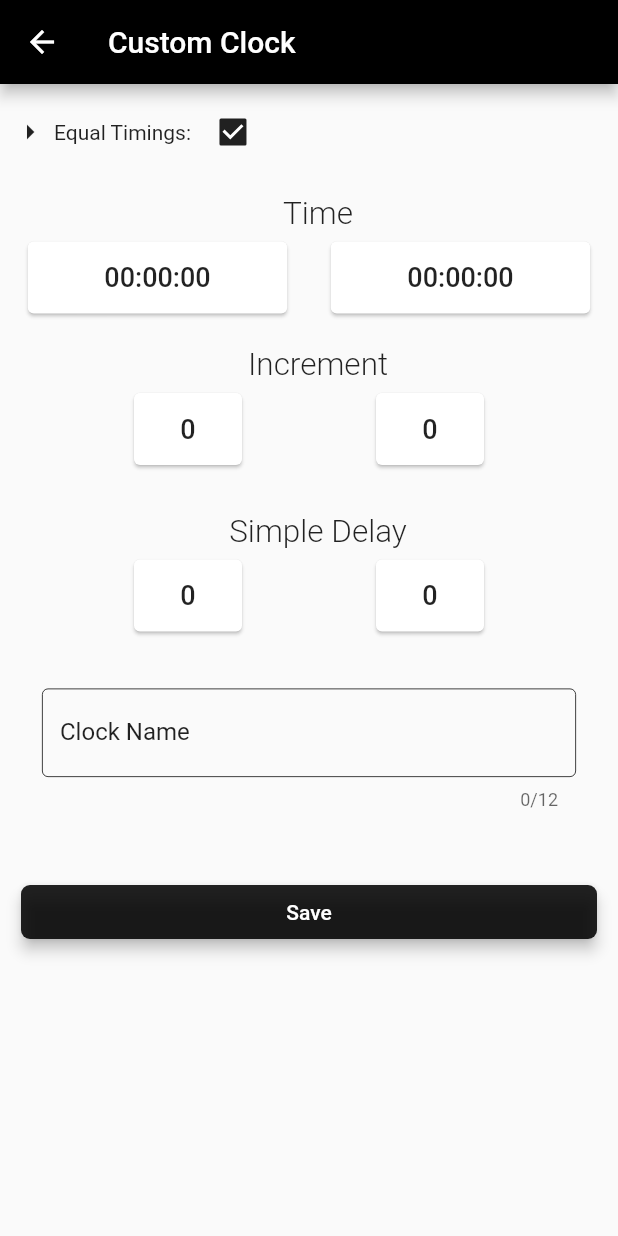
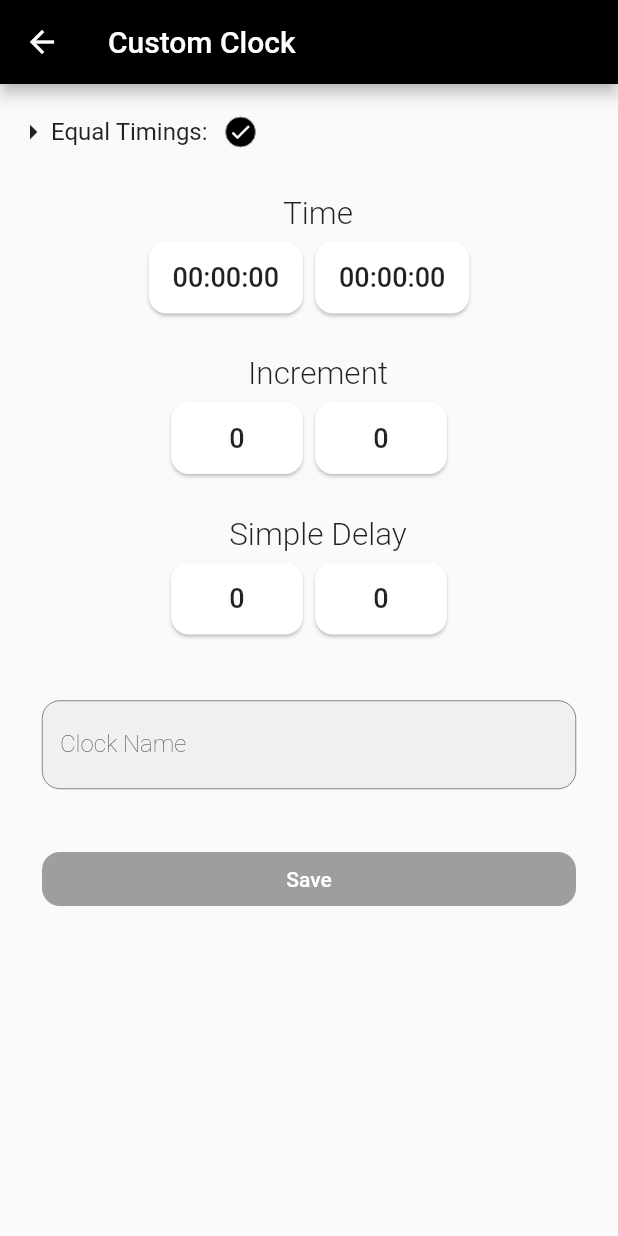
Before and after one commit to Hadii1/Chess-clock, a Flutter app: the screen it shows after launch, tab 2 chosen, after a tap on the "add" icon, on a phone screen of 412 x 824 dp. Run offline on Flutter 3.47's test engine with Material 2 defaults, Android fonts, the phone set to English and light mode, and no system bars; our stand-ins replace audioplayers, hive, numberpicker; missing offline and left inert: launch_review; accounts and stored records are empty; generated files the repository leaves out were written again.

Commit message:
ui tweeks

```diff
--- a/lib/main.dart
+++ b/lib/main.dart
@@ -23,27 +23,30 @@ class _MyAppState extends State<MyApp> {
 
   @override
   Widget build(BuildContext context) {
-    SystemChrome.setPreferredOrientations(
-        [DeviceOrientation.portraitUp, DeviceOrientation.portraitDown]);
+    SystemChrome.setPreferredOrientations([
+      DeviceOrientation.portraitUp,
+      DeviceOrientation.portraitDown,
+    ]);
     return MaterialApp(
       theme: ThemeData(
         accentColor: Colors.orange,
-        splashColor: Colors.orange.withOpacity(0.2),
+        splashColor: Colors.orange,
       ),
-      title: 'Hadi Chess Clock',
-      home: DbInitialization(),
+      title: 'Cheska',
+      home: InitScreen(),
     );
   }
 }
 
-class DbInitialization extends StatefulWidget {
-  DbInitialization({Key key}) : super(key: key);
+//Init the local storage
+class InitScreen extends StatefulWidget {
+  InitScreen({Key key}) : super(key: key);
 
   @override
-  _DbInitializationState createState() => _DbInitializationState();
+  _InitScreenState createState() => _InitScreenState();
 }
 
-class _DbInitializationState extends State<DbInitialization> {
+class _InitScreenState extends State<InitScreen> {
   @override
   void initState() {
     _initHive();
--- a/lib/screens/credits.dart
+++ b/lib/screens/credits.dart
@@ -21,7 +21,7 @@ class CreditScreen extends StatelessWidget {
               text: TextSpan(
                 style: TextStyle(
                   color: Colors.black,
-                  fontSize: 19,
+                  fontSize: 17,
                   fontWeight: FontWeight.w300,
                 ),
                 children: [
@@ -47,12 +47,12 @@ class CreditScreen extends StatelessWidget {
             ),
           ),
           Container(
-            padding: EdgeInsets.fromLTRB(8, 36, 0, 48),
+            padding: EdgeInsets.fromLTRB(8, 36, 0, 0),
             child: RichText(
               text: TextSpan(
                 style: TextStyle(
                   color: Colors.black,
-                  fontSize: 19,
+                  fontSize: 17,
                   fontWeight: FontWeight.w300,
                 ),
                 children: [
@@ -76,6 +76,37 @@ class CreditScreen extends StatelessWidget {
               ),
             ),
           ),
+          Container(
+            padding: EdgeInsets.fromLTRB(8, 36, 0, 48),
+            child: RichText(
+              text: TextSpan(
+                style: TextStyle(
+                  color: Colors.black,
+                  fontSize: 17,
+                  fontWeight: FontWeight.w300,
+                ),
+                children: [
+                  TextSpan(
+                    text: '• Developer contact:\n',
+                    style: TextStyle(
+                      fontWeight: FontWeight.w300,
+                    ),
+                  ),
+                  TextSpan(
+                    text: '  vkras4858@gmail.com',
+                    style: TextStyle(
+                      fontWeight: FontWeight.w300,
+                      color: Colors.blue,
+                    ),
+                    recognizer: TapGestureRecognizer()
+                      ..onTap = () {
+                        launch('mailto:vkras4858@gmail.com');
+                      },
+                  )
+                ],
+              ),
+            ),
+          ),
         ],
       ),
     );
--- a/lib/screens/custom_screen.dart
+++ b/lib/screens/custom_screen.dart
@@ -154,7 +154,7 @@ class _CustomTimingSqaureState extends State<CustomTimingSqaure> {
             });
           },
           child: AnimatedContainer(
-              duration: Duration(milliseconds: 250),
+              duration: Duration(milliseconds: 200),
               decoration: BoxDecoration(
                 borderRadius: BorderRadius.circular(8),
                 color: _isDialogShown
@@ -168,11 +168,16 @@ class _CustomTimingSqaureState extends State<CustomTimingSqaure> {
                     spreadRadius: 5,
                     blurRadius: 20,
                   )
-                  ]),
+                ],
+              ),
               child: Center(
                 child: Text(
                   '${widget.timing.clockName}',
-                  style: TextStyle(fontSize: 18),
+                  style: TextStyle(
+                    fontSize: 18,
+                    fontWeight: FontWeight.w300,
+                    color: Colors.black87,
+                  ),
                 ),
               )),
         ),
--- a/lib/screens/custom_timing_screen.dart
+++ b/lib/screens/custom_timing_screen.dart
@@ -21,11 +21,11 @@ class CustomTimingScreen extends StatelessWidget {
             children: <Widget>[
               TimeCard(),
               Padding(
-                padding: EdgeInsets.symmetric(vertical: 10),
+                padding: EdgeInsets.symmetric(vertical: 16),
                 child: IncCard(),
               ),
               Padding(
-                padding: EdgeInsets.symmetric(vertical: 10),
+                padding: EdgeInsets.only(bottom: 16),
                 child: DelayCard(),
               ),
               Container(
@@ -33,49 +33,69 @@ class CustomTimingScreen extends StatelessWidget {
                 child: TextField(
                   maxLength: 12,
                   decoration: InputDecoration(
-                    labelStyle: TextStyle(color: Colors.black87),
+                    labelStyle: TextStyle(
+                      color: Colors.black87,
+                      fontWeight: FontWeight.w200,
+                    ),
+                    counter: SizedBox.shrink(),
                     labelText: 'Clock Name',
+                    filled: true,
                     enabledBorder: OutlineInputBorder(
-                      borderSide: BorderSide(width: 0.5),
+                      borderSide: BorderSide(
+                        width: 0.3,
+                      ),
+                      borderRadius: BorderRadius.circular(12),
                     ),
                     focusedBorder: OutlineInputBorder(
                       borderSide: BorderSide(
-                        width: 0.5,
+                        width: 0.3,
                         color: Theme.of(context).accentColor,
                       ),
+                      borderRadius: BorderRadius.circular(12),
                     ),
                   ),
                   onChanged: (String value) => prov.clockName = value,
                 ),
               ),
-              SizedBox(
-                width: double.infinity,
-                child: Padding(
-                  padding: EdgeInsets.fromLTRB(10, 20, 10, 0),
+              Padding(
+                padding: EdgeInsets.symmetric(vertical: 12, horizontal: 24),
+                child: AnimatedCrossFade(
+                  crossFadeState: prov.isRightFormat()
+                      ? CrossFadeState.showFirst
+                      : CrossFadeState.showSecond,
+                  duration: Duration(milliseconds: 300),
+                  firstChild: Container(
+                    width: double.maxFinite,
                     child: RaisedButton(
                       elevation: 4,
                       shape: RoundedRectangleBorder(
-                        borderRadius: BorderRadius.circular(6)),
+                        borderRadius: BorderRadius.circular(12),
+                      ),
                       color: Colors.black87,
                       child: Text(
                         'Save',
                         style: TextStyle(color: Colors.white),
                       ),
                       onPressed: () {
-                      if (!prov.isRightFormat()) {
-                        Scaffold.of(context).showSnackBar(
-                          SnackBar(
-                            content: Text(
-                              'Enter a valid Time',
-                            ),
-                          ),
-                        );
-                        return;
-                      }
-
                         prov.saveData();
                         Navigator.pop(context);
                       },
+                    ),
+                  ),
+                  secondChild: Container(
+                    width: double.maxFinite,
+                    child: RaisedButton(
+                      elevation: 4,
+                      shape: RoundedRectangleBorder(
+                        borderRadius: BorderRadius.circular(12),
+                      ),
+                      disabledColor: Colors.grey,
+                      child: Text(
+                        'Save',
+                        style: TextStyle(color: Colors.white),
+                      ),
+                      onPressed: null,
+                    ),
                   ),
                 ),
               ),
@@ -94,22 +114,20 @@ class TimeCard extends StatelessWidget {
     return Column(
       children: <Widget>[
         Padding(
-          padding: EdgeInsets.fromLTRB(4, 4, 0, 10),
+          padding: EdgeInsets.fromLTRB(6, 6, 0, 12),
           child: Row(
-            mainAxisAlignment: MainAxisAlignment.start,
+            crossAxisAlignment: CrossAxisAlignment.center,
             children: <Widget>[
               Icon(Icons.arrow_right),
-              Padding(
-                padding: EdgeInsets.all(4),
-                child: Text('Equal Timings:'),
+              Text(
+                'Equal Timings:',
+                style: TextStyle(fontSize: 16),
               ),
-              Checkbox(
-                value: prov.equalTiming,
-                checkColor: Colors.white,
-                activeColor: Colors.black87,
-                onChanged: (bool value) {
+              RoundedCheckBox(
+                onChanged: (value) {
                   prov.equalTiming = value;
                 },
+                value: prov.equalTiming,
               ),
             ],
           ),
@@ -125,11 +143,12 @@ class TimeCard extends StatelessWidget {
           ),
         ),
         Row(
-          mainAxisAlignment: MainAxisAlignment.spaceAround,
+          mainAxisAlignment: MainAxisAlignment.center,
           children: <Widget>[
             Card(
-              child: Padding(
-                padding: EdgeInsets.symmetric(horizontal: 35),
+              shape: RoundedRectangleBorder(
+                borderRadius: BorderRadius.circular(12),
+              ),
               child: FlatButton(
                 child: Text(
                   '${prov.convertToTextFormat(prov.atimeHours)}:${prov.convertToTextFormat(prov.atimeMins)}:${prov.convertToTextFormat(prov.atimeSec)}',
@@ -138,16 +157,15 @@ class TimeCard extends StatelessWidget {
                 onPressed: () {
                   showDialog(
                     context: context,
-                      builder: (context) =>
-                          TimeDialog(player: 1, provider: prov),
+                    builder: (context) => TimeDialog(player: 1, provider: prov),
                   );
                 },
               ),
             ),
+            Card(
+              shape: RoundedRectangleBorder(
+                borderRadius: BorderRadius.circular(12),
               ),
-            Card(
-              child: Padding(
-                padding: EdgeInsets.symmetric(horizontal: 35),
               child: FlatButton(
                 child: Text(
                   '${prov.convertToTextFormat(prov.btimeHours)}:${prov.convertToTextFormat(prov.btimeMins)}:${prov.convertToTextFormat(prov.btimeSec)}',
@@ -156,11 +174,9 @@ class TimeCard extends StatelessWidget {
                 onPressed: () {
                   showDialog(
                     context: context,
-                      builder: (context) =>
-                          TimeDialog(player: 2, provider: prov),
+                    builder: (context) => TimeDialog(player: 2, provider: prov),
                   );
                 },
-                ),
               ),
             ),
           ],
@@ -346,12 +362,11 @@ class IncCard extends StatelessWidget {
             style: TextStyle(fontSize: 21, fontWeight: FontWeight.w300),
           )),
         ),
-        Row(
-            mainAxisAlignment: MainAxisAlignment.spaceEvenly,
-            children: <Widget>[
-              SizedBox(
-                width: 80,
-                child: Card(
+        Row(mainAxisAlignment: MainAxisAlignment.center, children: <Widget>[
+          Card(
+            shape: RoundedRectangleBorder(
+              borderRadius: BorderRadius.circular(12),
+            ),
             child: Center(
               child: FlatButton(
                 child: Text(
@@ -368,10 +383,10 @@ class IncCard extends StatelessWidget {
               ),
             ),
           ),
+          Card(
+            shape: RoundedRectangleBorder(
+              borderRadius: BorderRadius.circular(12),
             ),
-              SizedBox(
-                width: 80,
-                child: Card(
             child: Center(
               child: FlatButton(
                 child: Text(
@@ -385,7 +400,6 @@ class IncCard extends StatelessWidget {
                         IncrementDialog(player: 2, provider: prov),
                   );
                 },
-                    ),
               ),
             ),
           ),
@@ -492,11 +506,12 @@ class DelayCard extends StatelessWidget {
           ),
         ),
         Row(
-          mainAxisAlignment: MainAxisAlignment.spaceEvenly,
+          mainAxisAlignment: MainAxisAlignment.center,
           children: <Widget>[
-            SizedBox(
-              width: 80,
-              child: Card(
+            Card(
+              shape: RoundedRectangleBorder(
+                borderRadius: BorderRadius.circular(12),
+              ),
               child: Center(
                 child: FlatButton(
                   child: Text(
@@ -513,10 +528,10 @@ class DelayCard extends StatelessWidget {
                 ),
               ),
             ),
+            Card(
+              shape: RoundedRectangleBorder(
+                borderRadius: BorderRadius.circular(12),
               ),
-            SizedBox(
-              width: 80,
-              child: Card(
               child: Center(
                 child: FlatButton(
                   child: Text(
@@ -530,7 +545,6 @@ class DelayCard extends StatelessWidget {
                           DelayDialog(player: 2, provider: prov),
                     );
                   },
-                  ),
                 ),
               ),
             ),
@@ -619,3 +633,47 @@ class _DelayDialogState extends State<DelayDialog> {
     );
   }
 }
+
+class RoundedCheckBox extends StatelessWidget {
+  const RoundedCheckBox({@required this.onChanged, @required this.value});
+  final Function(bool) onChanged;
+  final bool value;
+
+  @override
+  Widget build(BuildContext context) {
+    return Padding(
+      padding: const EdgeInsets.all(12),
+      child: InkWell(
+        splashColor: Colors.transparent,
+        onTap: () {
+          onChanged(!value);
+        },
+        child: AnimatedContainer(
+          duration: Duration(milliseconds: 250),
+          width: 20,
+          height: 20,
+          decoration: BoxDecoration(
+            color: value ? Colors.black : Colors.transparent,
+            borderRadius: BorderRadius.circular(12),
+            border: Border.all(
+              width: value ? 0 : 1,
+              color: Colors.grey,
+            ),
+          ),
+          child: Center(
+            child: AnimatedSwitcher(
+              duration: Duration(milliseconds: 300),
+              child: value
+                  ? Icon(
+                      Icons.check,
+                      color: Colors.white,
+                      size: 16,
+                    )
+                  : SizedBox.shrink(),
+            ),
+          ),
+        ),
+      ),
+    );
+  }
+}
--- a/lib/screens/initial_screen.dart
+++ b/lib/screens/initial_screen.dart
@@ -86,11 +86,20 @@ class TimingSqaure extends StatelessWidget {
               mainAxisAlignment: MainAxisAlignment.center,
               children: <Widget>[
                 Text(
-                  '${timing.atimeMins} + ${timing.aInc}',
-                  style: TextStyle(fontSize: 21, fontWeight: FontWeight.w300),
+                  '${timing.clockName}',
+                  style: TextStyle(
+                    fontSize: 18,
+                    fontWeight: FontWeight.w300,
+                    color: Colors.black87,
+                  ),
                 ),
                 Text(
-                  '${timing.clockName}',
+                  '${timing.atimeMins} + ${timing.aInc}',
+                  style: TextStyle(
+                    fontSize: 17,
+                    fontWeight: FontWeight.w300,
+                    color: Colors.black87,
+                  ),
                 ),
               ],
             ),
--- a/lib/screens/landing_screen.dart
+++ b/lib/screens/landing_screen.dart
@@ -12,8 +12,12 @@ class LandingScreen extends StatelessWidget {
           backgroundColor: Colors.black87,
           centerTitle: true,
           title: Text(
-            'Hadi Chess Clock',
-            style: TextStyle(color: Colors.white),
+            'Cheska',
+            style: TextStyle(
+              color: Colors.white,
+              fontWeight: FontWeight.w400,
+              letterSpacing: 1,
+            ),
           ),
           bottom: TabBar(
             tabs: <Widget>[
--- a/lib/widgets/playing_clock.dart
+++ b/lib/widgets/playing_clock.dart
@@ -67,6 +67,8 @@ class _PlayingClockState extends State<PlayingClock>
                       child: Stack(
                         children: <Widget>[
                           Card(
+                            child: AnimatedContainer(
+                              duration: Duration(milliseconds: 300),
                               color: prov.btimeEnded
                                   ? Colors.red
                                   : prov.aturn
@@ -80,6 +82,7 @@ class _PlayingClockState extends State<PlayingClock>
                                       color: prov.aturn
                                           ? Colors.black
                                           : Colors.white),
+                                ),
                               ),
                             ),
                           ),
@@ -158,8 +161,10 @@ class _PlayingClockState extends State<PlayingClock>
                     quarterTurns: 1,
                     child: Text(
                       'Moves: ${prov.moves}',
-                      style:
-                          TextStyle(fontWeight: FontWeight.w300, fontSize: 14),
+                      style: TextStyle(
+                        fontWeight: FontWeight.w300,
+                        fontSize: 12,
+                      ),
                     ),
                   ),
                 ),
@@ -183,6 +188,8 @@ class _PlayingClockState extends State<PlayingClock>
                   child: Stack(
                     children: <Widget>[
                       Card(
+                          child: AnimatedContainer(
+                        duration: Duration(milliseconds: 300),
                         color: prov.atimeEnded
                             ? Colors.red
                             : prov.aturn ? Colors.black87 : Colors.grey[300],
@@ -193,6 +200,7 @@ class _PlayingClockState extends State<PlayingClock>
                                 fontSize: 60,
                                 color:
                                     prov.aturn ? Colors.white : Colors.black),
+                          ),
                         ),
                       )),
                       Container(
```
Lines whose indentation alone changed are shown as unchanged.
